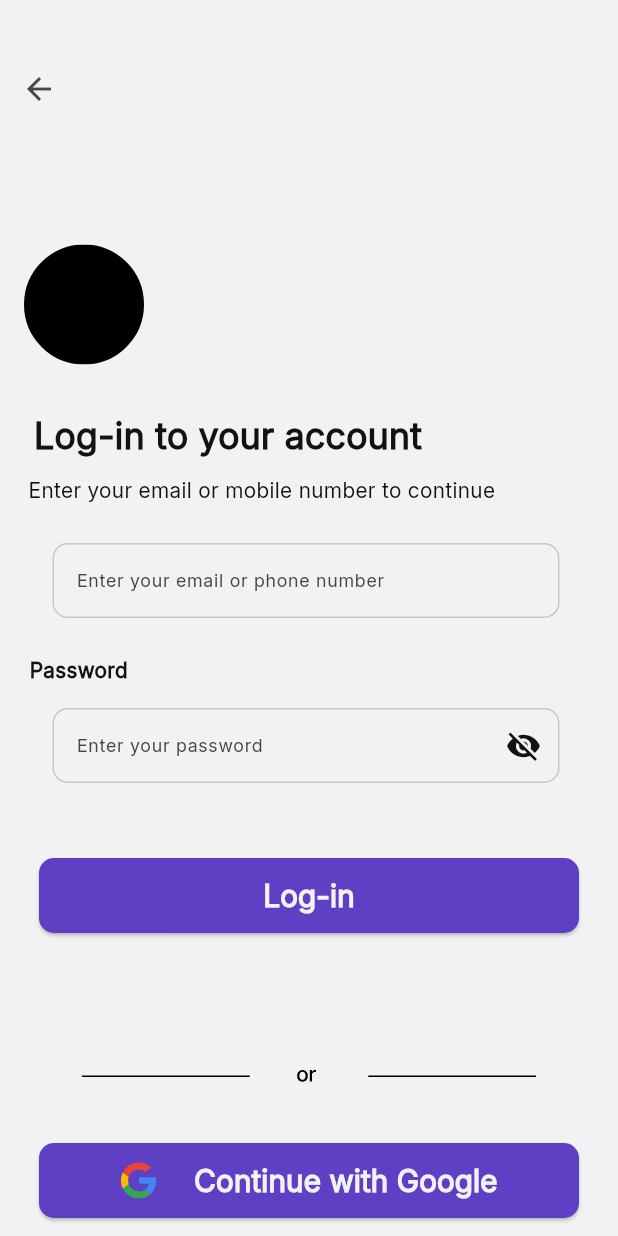
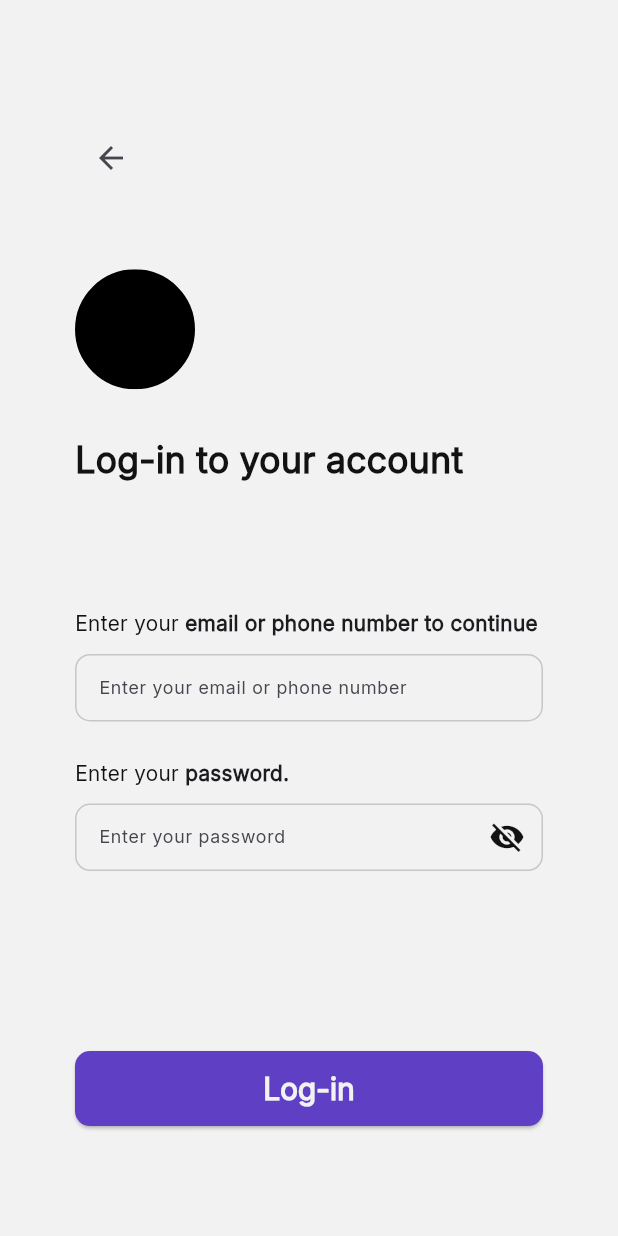
Before and after one commit to heimin22/Pasada, a Flutter app: the screen it shows after launch, after a tap on "Log-in", on a phone screen of 412 x 824 dp. Run offline on Flutter 3.47's test engine with Material 3 defaults, Android fonts, the phone set to English and light mode, and no system bars; our stand-ins replace connectivity_plus, flutter_animate, flutter_dotenv, flutter_svg, fluttertoast, get and 3 more; missing offline and left inert: flutter_google_maps_webservices, postgres; accounts and stored records are empty; network calls fail.

Commit message:
inayos yung layout ng log-in screens

```diff
--- a/lib/authenticationAccounts/loginAccount.dart
+++ b/lib/authenticationAccounts/loginAccount.dart
@@ -1,7 +1,7 @@
 import 'dart:async';
-
 import 'package:connectivity_plus/connectivity_plus.dart';
 import 'package:flutter/material.dart';
+import 'package:flutter/rendering.dart';
 import 'package:fluttertoast/fluttertoast.dart';
 import 'package:pasada_passenger_app/home/selectionScreen.dart';
 import 'package:pasada_passenger_app/home/main.dart';
@@ -9,10 +9,6 @@ import 'package:flutter_svg/flutter_svg.dart';
 import 'package:pasada_passenger_app/home/homeScreen.dart';
 import 'package:pasada_passenger_app/authenticationAccounts/authService.dart';
 import 'package:supabase_flutter/supabase_flutter.dart';
-import 'package:pasada_passenger_app/home/selectionScreen.dart';
-
-
-void main() => runApp(const LoginAccountPage());
 
 class LoginAccountPage extends StatelessWidget {
   const LoginAccountPage({super.key});
@@ -141,109 +137,79 @@ class LoginScreen extends State<LoginPage> {
     super.dispose();
   }
 
-  /*void checkPasswordEmail() {
-    if (passwordController.text == passwordSample && inputController.text == emailSample) {
-      Navigator.pushNamed(context, 'selection');
-    }
-    else {
-      setState(() {
-        errorMessage = 'Incorrect password or email. Please try again.';
-      });
-    }
-  }*/
-
   @override
   Widget build(BuildContext context) {
     return Scaffold(
       resizeToAvoidBottomInset: false,
-      body: Center(
+      body: Align(
+        alignment: Alignment.centerLeft,
+        child: Padding(
+          padding: const EdgeInsets.all(50),
           child: Column(
+            crossAxisAlignment: CrossAxisAlignment.start,
             mainAxisAlignment: MainAxisAlignment.center,
             children: [
-            // Go back to main screen button
-            Container(
-              margin: const EdgeInsets.only(top: 35.0, right: 360.0),
-              child: IconButton(
-                onPressed: () {
-                  Navigator.pushNamed(context, 'start');
-                },
-                icon: Icon(Icons.arrow_back),
-              ),
-            ),
-            // Logo
-            Container (
-              margin: EdgeInsets.only(top:80.0, bottom: 30.0, right:300.0),
-              height: 80,
-              width: 80,
-              child: SvgPicture.asset('assets/svg/Ellipse.svg'),
-            ),
-            // Login to your account text
-            Padding(
-              padding: EdgeInsets.only (bottom: 10.0, right: 108.0),
-              child: Text(
-                'Log-in to your account',
-                style: TextStyle(
-                  color: Color(0xFF121212),
-                  fontWeight: FontWeight.w700,
-                  fontSize: 24,
+              // buildbackButton(),
+              buildHeader(),
+              buildPassengerEmailNumberText(),
+              buildPassengerEmailNumberInput(),
+              buildPassengerPassText(),
+              buildPassengerPassInput(),
+              buildLogInButton(),
+              // buildLoginWithGoogleButton(),
+              // Container(
+              //   // Viber Button
+              //   margin: EdgeInsets.only(bottom: 20.0),
+              //   child: Center(
+              //     child: ConstrainedBox(
+              //       constraints: BoxConstraints(
+              //         maxWidth: 360,
+              //       ),
+              //       child: ElevatedButton(
+              //         onPressed: () {},
+              //         style: ElevatedButton.styleFrom(
+              //           backgroundColor: const Color(0xFF5f3fc4),
+              //           minimumSize: const Size(360, 50),
+              //           shape: RoundedRectangleBorder(
+              //             borderRadius: BorderRadius.circular(10.0),
+              //           ),
+              //         ),
+              //         child: Row(
+              //           mainAxisAlignment: MainAxisAlignment.center,
+              //           children: [
+              //             SvgPicture.asset(
+              //               'assets/svg/viberIcon.svg',
+              //               height: 30,
+              //               width: 30,
+              //             ),
+              //             const SizedBox(width: 25),
+              //             const Text(
+              //               'Continue with Viber',
+              //               style: TextStyle(
+              //                 color: Color(0xFFF2F2F2),
+              //                 fontSize: 20,
+              //                 fontWeight: FontWeight.w600,
+              //               ),
+              //             ),
+              //           ],
+              //         ),
+              //       ),
+              //     ),
+              //   ),
+              // ),
+            ],
           ),
         ),
       ),
-            // Text field for entering email
-            Padding(
-              padding: EdgeInsets.only(bottom: 25.0, right: 63.0),
-              child: Text(
-                'Enter your email or mobile number to continue',
-                style: TextStyle(color: Color(0xFF121212)),
-              ),
-            ),
-            Container(
-              margin: const EdgeInsets.only(left: 35.0, right: 39.0, bottom: 25.0),
-              height: 50,
-              child: TextField(
-                controller: emailController,
-                style: const TextStyle(
-                  color: Color(0xFF121212),
-                  fontSize: 14,
-                ),
-                decoration: InputDecoration(
-                  labelText: 'Enter your email or phone number',
-                  labelStyle: const TextStyle(
-                    fontSize: 12,
-                  ),
-                  errorText: errorMessage.isNotEmpty ? errorMessage : null,
-                  floatingLabelStyle: const TextStyle(
-                    color: Color(0xFF5f3fc4),
-                  ),
-                  enabledBorder: const OutlineInputBorder(
-                    borderSide: BorderSide(
-                      color: Color(0xFFC7C7C6),
-                      width: 1.0,
-                    ),
-                    borderRadius: BorderRadius.all(Radius.circular(10.0)),
-                  ),
-                  focusedBorder: const OutlineInputBorder(
-                    borderSide: BorderSide(
-                      color: Color(0xFF5f3fc4),
-                    ),
-                  )
-                ),
-              ),
-            ),
-            // Text field for password
-            Container(
-              margin: const EdgeInsets.only(bottom: 15.0, right: 307.0),
-              child: const Text(
-                'Password',
-                style: TextStyle(
-                  color: Color(0xFF121212),
-                  fontWeight: FontWeight.w700,
-                ),
-              ),
-            ),
-            Container(
-              margin: const EdgeInsets.only(left: 35.0, right: 39.0, bottom: 50.0),
-              height: 50,
+    );
+  }
+
+  Container buildPassengerPassInput() {
+    return Container(
+      margin: const EdgeInsets.only(top: 10),
+      child: SizedBox(
+        width: double.infinity,
+        height: 45,
         child: TextField(
           controller: passwordController,
           obscureText: !isPasswordVisible,
@@ -281,14 +247,102 @@ class LoginScreen extends State<LoginPage> {
             focusedBorder: const OutlineInputBorder(
               borderSide: BorderSide(
                 color: Color(0xFF5f3fc4),
-                    )
-                  )
               ),
             ),
           ),
-            // Login button
-            Padding(
-              padding: const EdgeInsets.only(bottom: 10.0),
+        ),
+      ),
+    );
+  }
+
+  Container buildPassengerEmailNumberInput() {
+    return Container(
+      margin: const EdgeInsets.only(top: 10),
+      child: SizedBox(
+        width: double.infinity,
+        height: 45,
+        child: TextField(
+          controller: emailController,
+          style: const TextStyle(
+            color: Color(0xFF121212),
+            fontSize: 14,
+          ),
+          decoration: InputDecoration(
+            labelText: 'Enter your email or phone number',
+            labelStyle: const TextStyle(
+              fontSize: 12,
+            ),
+            errorText: errorMessage.isNotEmpty ? errorMessage : null,
+            floatingLabelStyle: const TextStyle(
+              color: Color(0xFF5f3fc4),
+            ),
+            enabledBorder: const OutlineInputBorder(
+              borderSide: BorderSide(
+                color: Color(0xFFC7C7C6),
+                width: 1.0,
+              ),
+              borderRadius: BorderRadius.all(Radius.circular(10.0)),
+            ),
+            focusedBorder: const OutlineInputBorder(
+              borderSide: BorderSide(
+                color: Color(0xFF5f3fc4),
+              ),
+            ),
+          ),
+        ),
+      ),
+    );
+  }
+
+  Container buildPassengerPassText() {
+    return Container(
+      margin: EdgeInsets.only(top: MediaQuery.of(context).size.height * 0.03),
+      child: const Row(
+        children: [
+          Text(
+            'Enter your ',
+            style: TextStyle(
+              color: Color(0xFF121212),
+            ),
+          ),
+          Text(
+            'password.',
+            style: TextStyle(
+              fontWeight: FontWeight.w700,
+            ),
+          )
+        ],
+      )
+    );
+  }
+
+  Container buildPassengerEmailNumberText() {
+    return Container(
+      margin: EdgeInsets.only(top: MediaQuery.of(context).size.height * 0.1),
+      child: const Row(
+        children: [
+          Text(
+            'Enter your ',
+            style: TextStyle(color: Color(0xFF121212)),
+          ),
+          Text(
+            'email or phone number',
+            style: TextStyle(fontWeight: FontWeight.w700),
+          ),
+          Text(
+            ' to continue',
+            style: TextStyle(fontWeight: FontWeight.w700),
+          ),
+        ],
+      ),
+    );
+  }
+
+  Flexible buildLogInButton() {
+    return Flexible(
+      child: Container(
+        margin: const EdgeInsets.only(top: 120),
+        width: double.infinity,
         child: ElevatedButton(
           onPressed: isLoading ? null : login,
           style: ElevatedButton.styleFrom(
@@ -317,93 +371,43 @@ class LoginScreen extends State<LoginPage> {
                 ),
         ),
       ),
+    );
+  }
+
+  Column buildHeader() {
+    return Column(
+      crossAxisAlignment: CrossAxisAlignment.start,
+      children: [
         Container(
-              margin: EdgeInsets.only(bottom: 5.0, top: 75.0),
-              child: SvgPicture.asset('assets/svg/otherOptionsOptimized.svg'),
-            ),
-            Container(
-              // Google Button
-              margin: EdgeInsets.only(bottom: 20.0),
-              child: Center(
-                child: ConstrainedBox(
-                  constraints: BoxConstraints(
-                    maxWidth: 360,
-                  ),
-                  child: ElevatedButton(
-                    onPressed: () {},
-                    style: ElevatedButton.styleFrom(
-                      backgroundColor: const Color(0xFF5f3fc4),
-                      minimumSize: const Size(360, 50),
-                      shape: RoundedRectangleBorder(
-                        borderRadius: BorderRadius.circular(10.0),
-                      )
-                    ),
-                    child: Row(
-                      mainAxisAlignment: MainAxisAlignment.center,
-                      children: [
-                        SvgPicture.asset(
-                          'assets/svg/googleIcon.svg',
-                          height: 24,
-                          width: 24,
-                        ),
-                        const SizedBox(width: 25),
-                        const Text(
-                          'Continue with Google',
-                          style: TextStyle(
-                            color: Color(0xFFF2F2F2),
-                            fontSize: 20,
-                            fontWeight: FontWeight.w600,
-                          ),
-                        ),
-                      ],
-                    ),
-                  ),
-                ),
+          margin: EdgeInsets.only(top: MediaQuery.of(context).size.height * 0.01),
+          alignment: Alignment.centerLeft,
+          child: IconButton(
+            onPressed: () {
+              Navigator.pushNamed(context, 'start');
+            },
+            icon: Icon(Icons.arrow_back),
           ),
         ),
         Container(
-              // Viber Button
-              margin: EdgeInsets.only(bottom: 20.0),
-              child: Center(
-                child: ConstrainedBox(
-                  constraints: BoxConstraints(
-                    maxWidth: 360,
+          alignment: Alignment.centerLeft,
+          margin: const EdgeInsets.only(top: 50),
+          // margin: EdgeInsets.only(top:80.0, bottom: 30.0, right:300.0),
+          height: 80,
+          width: 80,
+          child: SvgPicture.asset('assets/svg/Ellipse.svg'),
         ),
-                  child: ElevatedButton(
-                    onPressed: () {},
-                    style: ElevatedButton.styleFrom(
-                      backgroundColor: const Color(0xFF5f3fc4),
-                      minimumSize: const Size(360, 50),
-                      shape: RoundedRectangleBorder(
-                        borderRadius: BorderRadius.circular(10.0),
-                      ),
-                    ),
-                    child: Row(
-                      mainAxisAlignment: MainAxisAlignment.center,
-                      children: [
-                        SvgPicture.asset(
-                          'assets/svg/viberIcon.svg',
-                          height: 30,
-                          width: 30,
-                        ),
-                        const SizedBox(width: 25),
-                        const Text(
-                          'Continue with Viber',
+        Container(
+          margin: const EdgeInsets.only(top: 30),
+          child: const Text(
+            'Log-in to your account',
             style: TextStyle(
-                            color: Color(0xFFF2F2F2),
-                            fontSize: 20,
-                            fontWeight: FontWeight.w600,
-                          ),
-                        ),
-                      ],
-                    ),
-                  ),
+              color: Color(0xFF121212),
+              fontWeight: FontWeight.w700,
+              fontSize: 24,
             ),
           ),
         ),
       ],
-        ),
-      ),
     );
   }
 }
--- a/lib/home/homeScreen.dart
+++ b/lib/home/homeScreen.dart
@@ -49,7 +49,6 @@ class HomeScreenStateful extends StatefulWidget {
 }
 
 class HomeScreenPageState extends State<HomeScreenStateful> {
-  String _searchText = "";
 
   @override
   Widget build(BuildContext context) {
```
Lines whose indentation alone changed are shown as unchanged.
